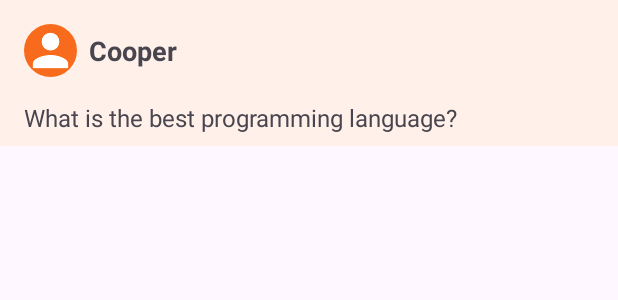
After one commit to hngx-org/Curation-AI, an Android app: the layout user_chat_item.xml on its own in the app's theme, with its tools: preview values and no code run, on a phone screen of 412 x 824 dp. The commit adds this screen. Shown: the top 300 px of the screen. Run offline under Robolectric (Android 15) with nearby library versions, the phone set to English and light mode, and no system bars.

Commit message:
added recyclerview to chat fragment and the logic for openAI chat

```diff
--- a/app/src/main/res/layout/chat_item.xml
+++ /dev/null
@@ -1,6 +0,0 @@
-<?xml version="1.0" encoding="utf-8"?>
-<androidx.constraintlayout.widget.ConstraintLayout xmlns:android="http://schemas.android.com/apk/res/android"
-    android:layout_width="match_parent"
-    android:layout_height="match_parent">
-
-</androidx.constraintlayout.widget.ConstraintLayout>
--- /dev/null
+++ b/app/src/main/res/layout/user_chat_item.xml
@@ -0,0 +1,53 @@
+<?xml version="1.0" encoding="utf-8"?>
+<androidx.constraintlayout.widget.ConstraintLayout xmlns:android="http://schemas.android.com/apk/res/android"
+    xmlns:app="http://schemas.android.com/apk/res-auto"
+    xmlns:tools="http://schemas.android.com/tools"
+    android:background="@color/orange_light"
+    android:layout_width="match_parent"
+    android:layout_height="wrap_content">
+
+    <com.google.android.material.imageview.ShapeableImageView
+        android:id="@+id/profile_image"
+        android:layout_width="35dp"
+        android:layout_height="35dp"
+        android:layout_marginStart="16dp"
+        android:layout_marginTop="16dp"
+        android:layout_marginEnd="16dp"
+        android:layout_marginBottom="16dp"
+        android:cropToPadding="true"
+        android:scaleType="centerCrop"
+        android:background="@color/orange"
+        app:layout_constraintStart_toStartOf="parent"
+        app:layout_constraintTop_toTopOf="parent"
+        app:layout_constraintVertical_chainStyle="packed"
+        app:shapeAppearanceOverlay="@style/Circular"
+        app:srcCompat="@drawable/baseline_person" />
+
+    <TextView
+        android:id="@+id/content_ai_tv"
+        android:layout_width="wrap_content"
+        android:layout_height="wrap_content"
+        android:layout_marginStart="8dp"
+        android:text="Cooper"
+        android:textSize="18sp"
+        android:textStyle="bold"
+        app:layout_constraintBottom_toBottomOf="@+id/profile_image"
+        app:layout_constraintStart_toEndOf="@+id/profile_image"
+        app:layout_constraintTop_toTopOf="@+id/profile_image" />
+
+    <TextView
+        android:id="@+id/user_message_tv"
+        android:layout_width="match_parent"
+        android:layout_height="wrap_content"
+        android:layout_marginStart="16dp"
+        android:layout_marginTop="16dp"
+        android:layout_marginEnd="16dp"
+        android:layout_marginBottom="8dp"
+        android:text="What is the best programming language?"
+        android:textSize="16sp"
+        app:layout_constraintBottom_toBottomOf="parent"
+        app:layout_constraintEnd_toEndOf="parent"
+        app:layout_constraintStart_toStartOf="parent"
+        app:layout_constraintTop_toBottomOf="@+id/profile_image" />
+
+</androidx.constraintlayout.widget.ConstraintLayout>
```
Also changed, not shown: app/build.gradle.kts (+9 -1 lines), app/src/main/java/com/panther/contentai/adapter/AiChatAdapter.kt (added, +90 -0 lines), app/src/main/java/com/panther/contentai/fragments/ChatFragment.kt (+67 -0 lines), app/src/main/java/com/panther/contentai/models/Chat.kt (added, +8 -0 lines), app/src/main/java/com/panther/contentai/viewmodel/ChatViewModel.kt (added, +23 -0 lines), app/src/main/java/com/panther/contentai/viewmodel/ChatViewModelFactory.kt (added, +11 -0 lines), app/src/main/res/layout/content_ai_chat_item.xml (added, +45 -0 lines), app/src/main/res/layout/fragment_chat.xml (+15 -3 lines), app/src/main/res/values/strings.xml (+1 -0 lines).
